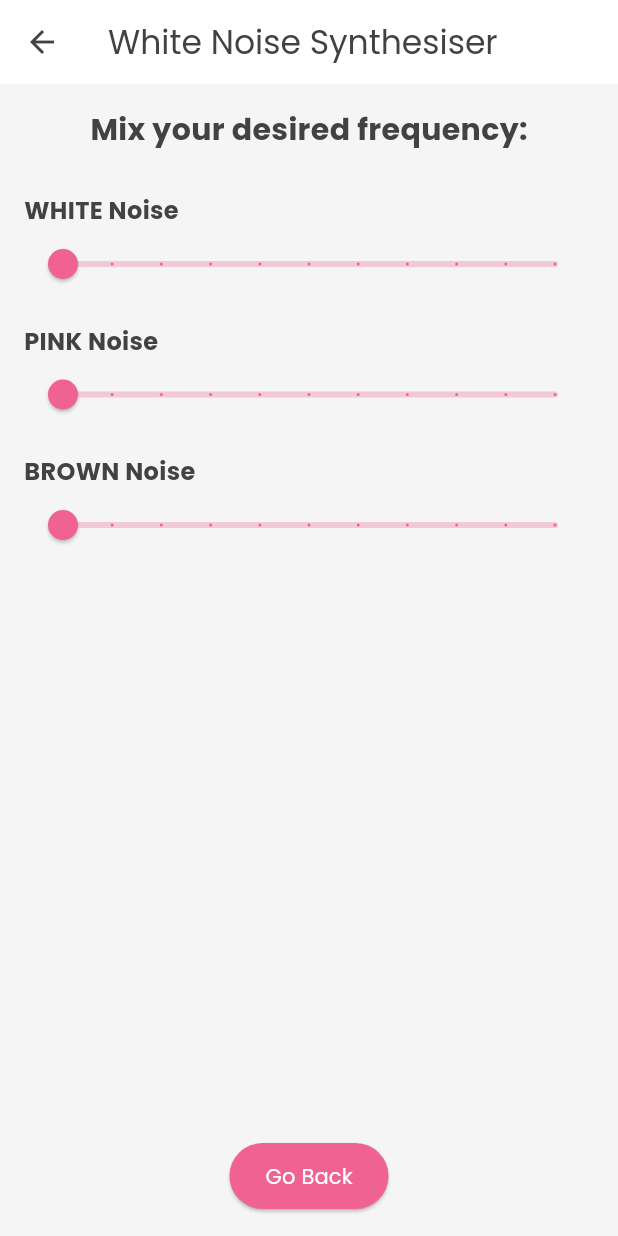
After one commit to Varshni-6/Renbo-GenAI, a Flutter app: the MeditationScreen screen opened directly, after a tap on "Start", after a tap on "Reset", after a tap on "White Noise Synthesiser", on a phone screen of 412 x 824 dp. The commit adds this screen. Run offline on Flutter 3.47's test engine with Material 3 defaults, Android fonts, the phone set to English and light mode, and no system bars; our stand-ins replace audioplayers, firebase_core, flutter_dotenv, hive, hive_flutter, image_picker and 2 more; missing offline and left inert: record; accounts and stored records are empty.

Commit message:
Renbo  with meditation and white noise features

```diff
--- a/lib/screens/meditation_screen.dart
+++ b/lib/screens/meditation_screen.dart
@@ -3,6 +3,8 @@ import 'package:renbo/utils/theme.dart';
 import 'package:lottie/lottie.dart';
 import 'package:audioplayers/audioplayers.dart';
 import 'dart:async';
+import 'white_noise_synthesizer.dart';
+import 'breathing_guide_page.dart';
 
 class MeditationScreen extends StatefulWidget {
   const MeditationScreen({super.key});
@@ -11,19 +13,16 @@ class MeditationScreen extends StatefulWidget {
   State<MeditationScreen> createState() => _MeditationScreenState();
 }
 
-class _MeditationScreenState extends State<MeditationScreen>
-    with SingleTickerProviderStateMixin {
+class _MeditationScreenState extends State<MeditationScreen> {
   final player = AudioPlayer();
+  late Timer _meditationTimer;
+
+  Duration _meditationTime = Duration.zero;
+  bool _meditationTimerIsRunning = false;
+
   bool isPlaying = false;
   Duration duration = Duration.zero;
   Duration position = Duration.zero;
-
-  // Breathing guide state
-  late AnimationController _breathingController;
-  Timer? _breathingTimer;
-  bool _isBreathing = false;
-  String _breathingInstruction = "Breathe in";
-  int _countdown = 4;
 
   final List<Map<String, String>> _tracks = [
     {
@@ -58,17 +57,37 @@ class _MeditationScreenState extends State<MeditationScreen>
       setState(() {
         isPlaying = false;
         position = Duration.zero;
-        _breathingTimer?.cancel();
-        _breathingController.stop();
-        _isBreathing = false;
-        _countdown = 4;
       });
     });
+  }
 
-    _breathingController = AnimationController(
-      vsync: this,
-      duration: const Duration(seconds: 4),
-    );
+  void _startMeditationTimer() {
+    if (_meditationTimerIsRunning) {
+      return;
+    }
+    _meditationTimerIsRunning = true;
+    _meditationTimer = Timer.periodic(const Duration(seconds: 1), (timer) {
+      setState(() {
+        _meditationTime += const Duration(seconds: 1);
+      });
+    });
+  }
+
+  void _pauseMeditationTimer() {
+    if (_meditationTimerIsRunning) {
+      _meditationTimerIsRunning = false;
+      _meditationTimer.cancel();
+    }
+  }
+
+  void _resetMeditationTimer() {
+    if (_meditationTimerIsRunning) {
+      _meditationTimer.cancel();
+    }
+    setState(() {
+      _meditationTime = Duration.zero;
+      _meditationTimerIsRunning = false;
+    });
   }
 
   String _formatDuration(Duration d) {
@@ -81,19 +100,16 @@ class _MeditationScreenState extends State<MeditationScreen>
   @override
   void dispose() {
     player.dispose();
-    _breathingController.dispose();
-    _breathingTimer?.cancel();
+    _meditationTimer.cancel();
     super.dispose();
   }
 
   void _selectTrack(int index) async {
-    // If the same track is selected, just toggle play/pause
     if (_selectedTrackIndex == index) {
       _togglePlayPause();
       return;
     }
 
-    // Stop current playback and reset position
     await player.stop();
     setState(() {
       _selectedTrackIndex = index;
@@ -102,61 +118,19 @@ class _MeditationScreenState extends State<MeditationScreen>
       duration = Duration.zero;
     });
 
-    // Set and play new track
     final selectedTrackPath = _tracks[index]['path']!;
     await player.setSource(AssetSource(selectedTrackPath));
     await player.resume();
   }
 
   void _togglePlayPause() async {
-    if (_selectedTrackIndex == null) return; // Cannot play if no track is selected
-
+    if (_selectedTrackIndex == null) return;
     if (isPlaying) {
       await player.pause();
     } else {
       await player.resume();
     }
     setState(() => isPlaying = !isPlaying);
-  }
-
-  void _startBreathingGuide() async {
-    // Start audio if not already playing
-    if (!isPlaying && _selectedTrackIndex != null) {
-      await player.resume();
-      setState(() => isPlaying = true);
-    }
-
-    setState(() {
-      _isBreathing = true;
-      _breathingInstruction = "Breathe in";
-      _countdown = 4;
-    });
-
-    _breathingController.repeat(reverse: true);
-    _breathingTimer = Timer.periodic(const Duration(seconds: 1), (timer) {
-      if (mounted) {
-        setState(() {
-          if (_countdown > 1) {
-            _countdown--;
-          } else {
-            _countdown = 4;
-            _breathingInstruction = _breathingInstruction == "Breathe in" ? "Breathe out" : "Breathe in";
-          }
-        });
-      }
-    });
-  }
-
-  void _stopBreathingGuide() async {
-    _breathingTimer?.cancel();
-    _breathingController.stop();
-    await player.pause();
-    setState(() {
-      _isBreathing = false;
-      _countdown = 4;
-      _breathingInstruction = "Breathe in";
-      isPlaying = false;
-    });
   }
 
   @override
@@ -179,8 +153,61 @@ class _MeditationScreenState extends State<MeditationScreen>
         child: Column(
           crossAxisAlignment: CrossAxisAlignment.stretch,
           children: [
-            if (_isBreathing) _buildBreathingGuide(),
-            if (!_isBreathing) ...[
+            const SizedBox(height: 20),
+            Center(
+              child: Text(
+                _formatDuration(_meditationTime),
+                style: const TextStyle(
+                    fontSize: 24,
+                    fontWeight: FontWeight.bold,
+                    color: AppTheme.darkGray),
+              ),
+            ),
+            const SizedBox(height: 20),
+            Row(
+              mainAxisAlignment: MainAxisAlignment.center,
+              children: [
+                FloatingActionButton.extended(
+                  heroTag: 'meditation-timer-control',
+                  onPressed: _meditationTimerIsRunning
+                      ? _pauseMeditationTimer
+                      : _startMeditationTimer,
+                  label: Text(_meditationTimerIsRunning ? 'Pause' : 'Start'),
+                  icon: Icon(_meditationTimerIsRunning ? Icons.pause : Icons.play_arrow),
+                  backgroundColor: AppTheme.primaryColor,
+                  foregroundColor: Colors.white,
+                ),
+                const SizedBox(width: 16),
+                FloatingActionButton.extended(
+                  heroTag: 'meditation-timer-reset',
+                  onPressed: _resetMeditationTimer,
+                  label: const Text('Reset'),
+                  icon: const Icon(Icons.refresh),
+                  backgroundColor: AppTheme.darkGray,
+                  foregroundColor: Colors.white,
+                ),
+              ],
+            ),
+            const SizedBox(height: 20),
+            ElevatedButton(
+              onPressed: () {
+                Navigator.of(context).push(
+                  MaterialPageRoute(
+                      builder: (context) => const BreathingGuidePage()),
+                );
+              },
+              child: const Text('Start Breathing Guide'),
+            ),
+            const SizedBox(height: 10),
+            ElevatedButton(
+              onPressed: () {
+                Navigator.of(context).push(
+                  MaterialPageRoute(
+                      builder: (context) => const WhiteNoiseSynthesizerScreen()),
+                );
+              },
+              child: const Text('White Noise Synthesiser'),
+            ),
             const SizedBox(height: 20),
             const Text(
               'Choose a track:',
@@ -199,21 +226,42 @@ class _MeditationScreenState extends State<MeditationScreen>
                 },
               ),
             ),
-              const SizedBox(height: 20),
             if (_selectedTrackIndex != null)
-                _buildAudioControls(),
+              Column(
+                children: [
+                  Slider(
+                    min: 0,
+                    max: duration.inSeconds.toDouble(),
+                    value: position.inSeconds.toDouble(),
+                    onChanged: (value) async {
+                      final newPosition = Duration(seconds: value.toInt());
+                      await player.seek(newPosition);
+                      if (isPlaying) await player.resume();
+                    },
+                    activeColor: AppTheme.primaryColor,
+                    inactiveColor: AppTheme.primaryColor.withOpacity(0.3),
+                  ),
+                  Padding(
+                    padding: const EdgeInsets.symmetric(horizontal: 16.0),
+                    child: Row(
+                      mainAxisAlignment: MainAxisAlignment.spaceBetween,
+                      children: [
+                        Text(_formatDuration(position)),
+                        Text(_formatDuration(duration)),
                       ],
-            const SizedBox(height: 20),
-            ElevatedButton(
-              onPressed: _isBreathing ? _stopBreathingGuide : _startBreathingGuide,
-              style: ElevatedButton.styleFrom(
-                backgroundColor: _isBreathing ? Colors.red : AppTheme.primaryColor,
-                padding: const EdgeInsets.symmetric(vertical: 16),
                     ),
-              child: Text(
-                _isBreathing ? 'Stop Breathing Guide' : 'Start Breathing Guide',
-                style: const TextStyle(fontSize: 18, color: Colors.white),
                   ),
+                  IconButton(
+                    onPressed: _togglePlayPause,
+                    iconSize: 80,
+                    color: AppTheme.primaryColor,
+                    icon: Icon(
+                      isPlaying
+                          ? Icons.pause_circle_filled
+                          : Icons.play_circle_fill,
+                    ),
+                  ),
+                ],
               ),
           ],
         ),
@@ -283,84 +331,4 @@ class _MeditationScreenState extends State<MeditationScreen>
       ),
     );
   }
-
-  Widget _buildAudioControls() {
-    return Column(
-      children: [
-        Slider(
-          min: 0,
-          max: duration.inSeconds.toDouble(),
-          value: position.inSeconds.toDouble(),
-          onChanged: (value) async {
-            final newPosition = Duration(seconds: value.toInt());
-            await player.seek(newPosition);
-            if (isPlaying) await player.resume();
-          },
-          activeColor: AppTheme.primaryColor,
-          inactiveColor: AppTheme.primaryColor.withOpacity(0.3),
-        ),
-        Padding(
-          padding: const EdgeInsets.symmetric(horizontal: 16.0),
-          child: Row(
-            mainAxisAlignment: MainAxisAlignment.spaceBetween,
-            children: [
-              Text(_formatDuration(position)),
-              Text(_formatDuration(duration)),
-            ],
-          ),
-        ),
-        IconButton(
-          onPressed: _togglePlayPause,
-          iconSize: 80,
-          color: AppTheme.primaryColor,
-          icon: Icon(
-            isPlaying
-                ? Icons.pause_circle_filled
-                : Icons.play_circle_fill,
-          ),
-        ),
-      ],
-    );
 }
-
-  Widget _buildBreathingGuide() {
-    return Expanded(
-      child: Center(
-        child: Column(
-          mainAxisAlignment: MainAxisAlignment.center,
-          children: [
-            Text(
-              _breathingInstruction,
-              style: const TextStyle(fontSize: 32.0, fontWeight: FontWeight.bold, color: AppTheme.darkGray),
-            ),
-            const SizedBox(height: 50),
-            AnimatedBuilder(
-              animation: _breathingController,
-              builder: (context, child) {
-                // Determine the size of the circle based on the animation value.
-                final size = 150 + 100 * _breathingController.value;
-                return Container(
-                  width: size,
-                  height: size,
-                  decoration: BoxDecoration(
-                    color: AppTheme.primaryColor.withOpacity(0.6),
-                    shape: BoxShape.circle,
-                  ),
-                  alignment: Alignment.center,
-                  child: Text(
-                    _countdown.toString(), // Show the countdown inside the circle
-                    style: const TextStyle(
-                      fontSize: 24,
-                      fontWeight: FontWeight.bold,
-                      color: Colors.white,
-                    ),
-                  ),
-                );
-              },
-            ),
-          ],
-        ),
-      ),
-    );
-  }
-}
--- /dev/null
+++ b/lib/screens/white_noise_synthesizer.dart
@@ -0,0 +1,139 @@
+import 'package:flutter/material.dart';
+import 'package:audioplayers/audioplayers.dart';
+import 'package:renbo/utils/theme.dart';
+
+class WhiteNoiseSynthesizerScreen extends StatefulWidget {
+  const WhiteNoiseSynthesizerScreen({super.key});
+
+  @override
+  _WhiteNoiseSynthesizerScreenState createState() =>
+      _WhiteNoiseSynthesizerScreenState();
+}
+
+class _WhiteNoiseSynthesizerScreenState
+    extends State<WhiteNoiseSynthesizerScreen> {
+  final List<String> _noiseFrequencies = [
+    'white',
+    'pink',
+    'brown',
+  ];
+
+  final Map<String, AudioPlayer> _players = {};
+  final Map<String, double> _volumes = {
+    'white': 0.0,
+    'pink': 0.0,
+    'brown': 0.0,
+  };
+
+  @override
+  void initState() {
+    super.initState();
+    _initPlayers();
+  }
+
+  void _initPlayers() async {
+    for (var frequency in _noiseFrequencies) {
+      final player = AudioPlayer();
+      await player.setSource(AssetSource('audio/${frequency}_noise.mp3'));
+      await player.setReleaseMode(ReleaseMode.loop);
+      _players[frequency] = player;
+    }
+  }
+
+  @override
+  void dispose() {
+    for (var player in _players.values) {
+      player.dispose();
+    }
+    super.dispose();
+  }
+
+  void _updateVolume(String frequency, double newVolume) async {
+    setState(() {
+      _volumes[frequency] = newVolume;
+    });
+
+    final player = _players[frequency];
+    if (player != null) {
+      await player.setVolume(newVolume);
+      if (newVolume > 0 && player.state != PlayerState.playing) {
+        await player.resume();
+      } else if (newVolume == 0 && player.state == PlayerState.playing) {
+        await player.pause();
+      }
+    }
+  }
+
+  @override
+  Widget build(BuildContext context) {
+    return Scaffold(
+      appBar: AppBar(
+        title: const Text('White Noise Synthesiser'),
+        backgroundColor: Colors.white,
+        foregroundColor: AppTheme.darkGray,
+        elevation: 0,
+      ),
+      body: Padding(
+        padding: const EdgeInsets.all(16.0),
+        child: Column(
+          children: [
+            const Text(
+              'Mix your desired frequency:',
+              style: TextStyle(
+                fontSize: 20,
+                fontWeight: FontWeight.bold,
+                color: AppTheme.darkGray,
+              ),
+            ),
+            const SizedBox(height: 20),
+            Expanded(
+              child: ListView.builder(
+                itemCount: _noiseFrequencies.length,
+                itemBuilder: (context, index) {
+                  final frequency = _noiseFrequencies[index];
+                  return _buildVolumeSlider(frequency);
+                },
+              ),
+            ),
+            const SizedBox(height: 20),
+            ElevatedButton(
+              onPressed: () {
+                Navigator.of(context).pop();
+              },
+              child: const Text('Go Back'),
+            ),
+          ],
+        ),
+      ),
+    );
+  }
+
+  Widget _buildVolumeSlider(String frequency) {
+    return Padding(
+      padding: const EdgeInsets.symmetric(vertical: 8.0),
+      child: Column(
+        crossAxisAlignment: CrossAxisAlignment.start,
+        children: [
+          Text(
+            '${frequency.toUpperCase()} Noise',
+            style: const TextStyle(
+              fontSize: 16,
+              fontWeight: FontWeight.bold,
+              color: AppTheme.darkGray,
+            ),
+          ),
+          Slider(
+            value: _volumes[frequency]!,
+            min: 0.0,
+            max: 1.0,
+            divisions: 10,
+            label: _volumes[frequency]!.toStringAsFixed(1),
+            onChanged: (value) => _updateVolume(frequency, value),
+            activeColor: AppTheme.primaryColor,
+            inactiveColor: AppTheme.primaryColor.withOpacity(0.3),
+          ),
+        ],
+      ),
+    );
+  }
+}
--- a/pubspec.yaml
+++ b/pubspec.yaml
@@ -46,6 +46,9 @@ flutter:
     - assets/audio/zen.mp3
     - assets/audio/rain.mp3
     - assets/audio/soul.mp3
+    - assets/audio/white_noise.mp3
+    - assets/audio/pink_noise.mp3
+    - assets/audio/brown_noise.mp3
   fonts:
     - family: Poppins
       fonts:
```
Also changed, not shown: lib/screens/breathing_guide_page.dart (added, +142 -0 lines), 3 other files. Lines whose indentation alone changed are shown as unchanged.
